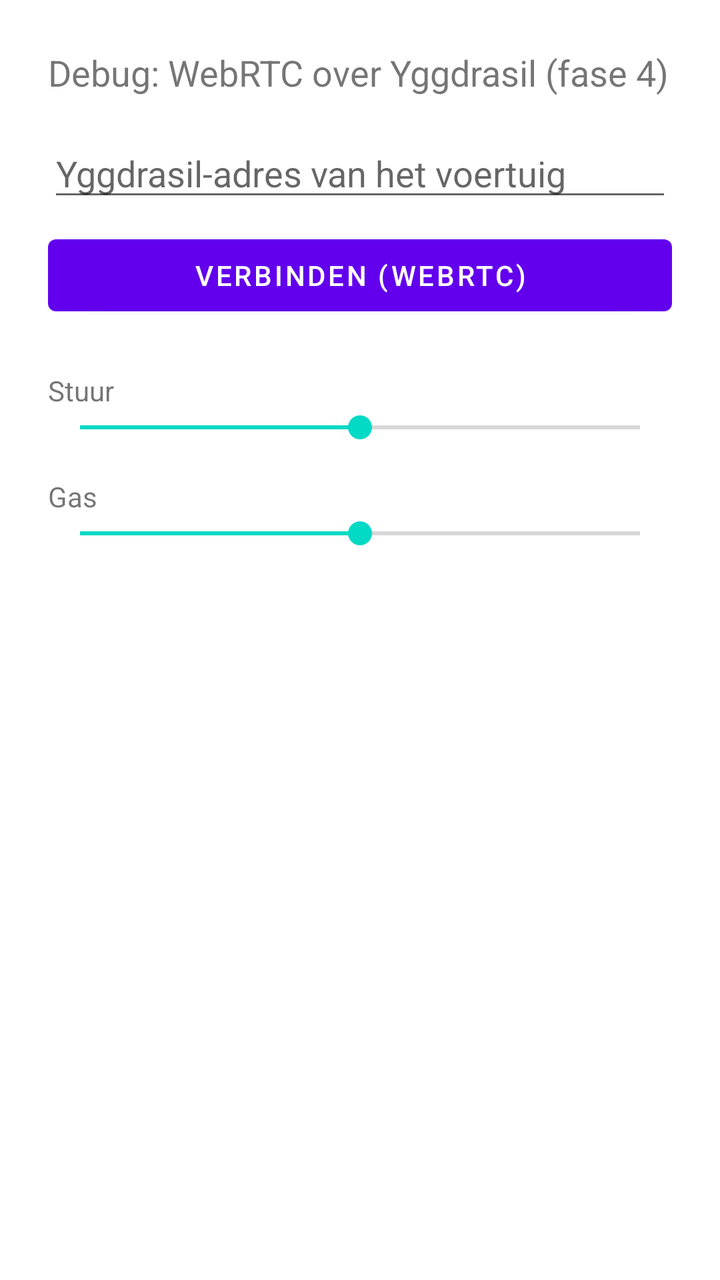
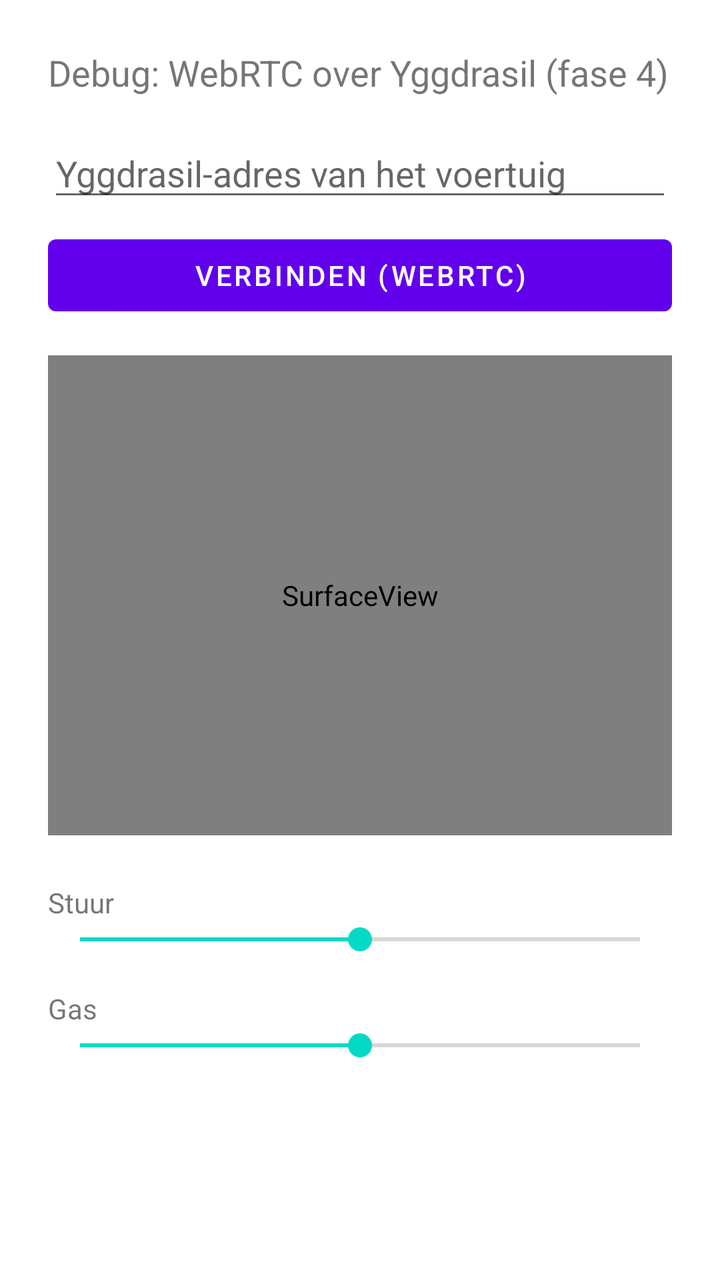

An Android layout rendered at two revisions. The XML below is the earlier revision; the diff shows what the commit changed to produce the second picture.
<!-- AndroidManifest.xml: application theme Theme.RcVehicle -->
<!-- res/layout/activity_controller.xml -->
<?xml version="1.0" encoding="utf-8"?>
<ScrollView xmlns:android="http://schemas.android.com/apk/res/android"
    android:layout_width="match_parent"
    android:layout_height="match_parent"
    android:fitsSystemWindows="true">

<LinearLayout
    android:layout_width="match_parent"
    android:layout_height="wrap_content"
    android:orientation="vertical"
    android:padding="24dp">

    <TextView
        android:layout_width="wrap_content"
        android:layout_height="wrap_content"
        android:text="@string/controller_rtc_title"
        android:textSize="18sp"
        android:layout_marginBottom="16dp" />

    <EditText
        android:id="@+id/editVehicleAddress"
        android:layout_width="match_parent"
        android:layout_height="wrap_content"
        android:hint="@string/controller_vehicle_address_hint"
        android:inputType="text" />

    <Button
        android:id="@+id/buttonConnectRtc"
        android:layout_width="match_parent"
        android:layout_height="wrap_content"
        android:layout_marginTop="8dp"
        android:text="@string/controller_connect" />

    <TextView
        android:layout_width="wrap_content"
        android:layout_height="wrap_content"
        android:layout_marginTop="24dp"
        android:text="@string/vehicle_debug_steer" />
    <SeekBar
        android:id="@+id/seekSteer"
        android:layout_width="match_parent"
        android:layout_height="wrap_content"
        android:max="200"
        android:progress="100" />

    <TextView
        android:layout_width="wrap_content"
        android:layout_height="wrap_content"
        android:layout_marginTop="16dp"
        android:text="@string/vehicle_debug_throttle" />
    <SeekBar
        android:id="@+id/seekThrottle"
        android:layout_width="match_parent"
        android:layout_height="wrap_content"
        android:max="200"
        android:progress="100" />

    <TextView
        android:id="@+id/textRtcLog"
        android:layout_width="match_parent"
        android:layout_height="wrap_content"
        android:layout_marginTop="16dp"
        android:fontFamily="monospace"
        android:textSize="12sp" />

</LinearLayout>
</ScrollView>
<!-- resources referenced by this layout -->
<resources>
  <string name="controller_connect">Verbinden (WebRTC)</string>
  <string name="controller_rtc_title">Debug: WebRTC over Yggdrasil (fase 4)</string>
  <string name="controller_vehicle_address_hint">Yggdrasil-adres van het voertuig</string>
  <string name="vehicle_debug_steer">Stuur</string>
  <string name="vehicle_debug_throttle">Gas</string>
  <style name="Theme.RcVehicle" parent="Theme.MaterialComponents.DayNight.NoActionBar" />
</resources>

<!-- the commit's change to res/layout/activity_controller.xml (unified diff, before → after) -->
@@ -30,6 +30,12 @@
         android:layout_height="wrap_content"
         android:layout_marginTop="8dp"
         android:text="@string/controller_connect" />
+
+    <SurfaceView
+        android:id="@+id/surfaceVideo"
+        android:layout_width="match_parent"
+        android:layout_height="240dp"
+        android:layout_marginTop="16dp" />
 
     <TextView
         android:layout_width="wrap_content"
